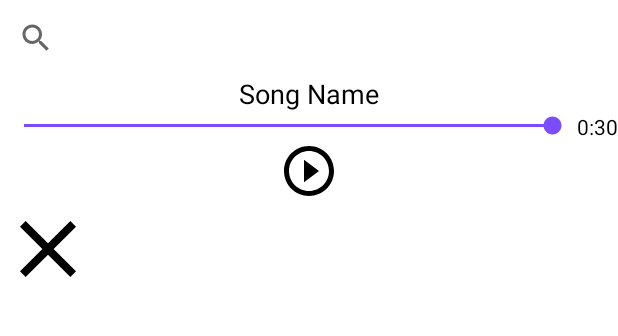
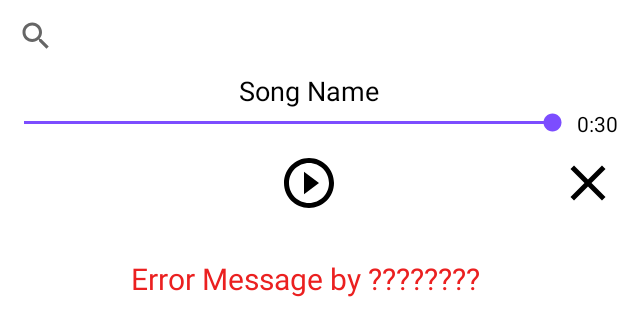
Before and after one commit to wingsum93/itune-music-mvvm, an Android app: the layout activity_search.xml on its own in the app's theme, with its tools: preview values and no code run, on a phone screen of 412 x 824 dp. Shown: the top 336 px of the screen. Run offline under Robolectric (Android 15) with nearby library versions, the phone set to English and light mode, and no system bars.

Commit message:
reformat xml layout fix error message show in search page add readme file

```diff
--- a/app/src/main/java/com/ericho/itunes_music/mp/MusicPlayer.kt
+++ b/app/src/main/java/com/ericho/itunes_music/mp/MusicPlayer.kt
@@ -28,7 +28,7 @@ class MusicPlayer : MediaPlayer(), CoroutineScope {
         setAudioStreamType(AudioManager.STREAM_MUSIC)
     }
 
-    fun loadAndPlay(url: String) {
+    fun loadAndPlay(url: String, initCompleteRunnable: Runnable? = null) {
 
         launch(Dispatchers.Main) {
             dispatchJob?.cancel()
@@ -38,6 +38,7 @@ class MusicPlayer : MediaPlayer(), CoroutineScope {
             // set new data source
 //            delay(200)
             setDataSource(url)
+            initCompleteRunnable?.run()
             withContext(Dispatchers.IO) {
                 prepare()
                 durationCopy = duration
--- a/app/src/main/java/com/ericho/itunes_music/ui/SplashAct2.kt
+++ b/app/src/main/java/com/ericho/itunes_music/ui/SplashAct2.kt
@@ -3,7 +3,6 @@ package com.ericho.itunes_music.ui
 import android.os.Bundle
 import androidx.appcompat.app.AppCompatActivity
 import com.ericho.itunes_music.R
-import me.itangqi.waveloadingview.WaveLoadingView
 
 /**
  * Created by steve_000 on 7/3/2019.
@@ -12,14 +11,11 @@ import me.itangqi.waveloadingview.WaveLoadingView
  */
 class SplashAct2 :AppCompatActivity() {
 
-    lateinit var loadingView:WaveLoadingView
 
     override fun onCreate(savedInstanceState: Bundle?) {
         super.onCreate(savedInstanceState)
         setContentView(R.layout.activity_splash2)
 
-        loadingView =  findViewById(R.id.waveLoadingView)
 
-        loadingView.startAnimation()
     }
 }
--- a/app/src/main/res/layout/activity_main.xml
+++ b/app/src/main/res/layout/activity_main.xml
@@ -16,7 +16,7 @@
         android:layout_width="match_parent"
         android:layout_height="match_parent"
         android:layout_margin="12dp"
-            android:scrollbars="none" />
+        android:scrollbars="none"/>
 
     <RelativeLayout
         android:visibility="gone"
--- a/app/src/main/res/layout/activity_search.xml
+++ b/app/src/main/res/layout/activity_search.xml
@@ -1,11 +1,12 @@
 <?xml version="1.0" encoding="utf-8"?>
-<layout xmlns:app="http://schemas.android.com/apk/res-auto" xmlns:tools="http://schemas.android.com/tools"
+<layout xmlns:app="http://schemas.android.com/apk/res-auto"
+        xmlns:tools="http://schemas.android.com/tools"
         xmlns:android="http://schemas.android.com/apk/res/android">
     <data>
-        <import type="android.view.View" />
+        <import type="android.view.View"/>
         <import type="java.lang.String"/>
         <variable
-                name="viewModel" type="com.ericho.itunes_music.ui.mainpage2.HomePageViewModel" />
+            name="viewModel" type="com.ericho.itunes_music.ui.mainpage2.HomePageViewModel"/>
 
     </data>
     <androidx.coordinatorlayout.widget.CoordinatorLayout
@@ -17,14 +18,17 @@
             android:background="#FFF"
             android:layout_height="match_parent">
 
+
             <androidx.appcompat.widget.SearchView
                 android:layout_width="match_parent"
-                    android:layout_height="50dp"
+                android:layout_height="wrap_content"
                 android:id="@+id/sv"/>
             <LinearLayout
                 android:layout_width="match_parent"
                 android:layout_height="wrap_content"
-                    android:orientation="vertical" android:id="@+id/play_group" android:visibility="visible">
+                android:orientation="vertical" android:id="@+id/play_group"
+                android:visibility="@{viewModel.showPlayerConsole ? View.VISIBLE : View.GONE}"
+                tools:visibility="visible">
                 <TextView
                     android:id="@+id/txtSound"
                     android:layout_width="wrap_content"
@@ -70,13 +74,24 @@
                         android:textColor="@android:color/black"/>
 
                 </LinearLayout>
+                <RelativeLayout android:layout_width="match_parent" android:layout_height="60dp">
                     <androidx.appcompat.widget.AppCompatImageView
                         android:layout_width="40dp" android:layout_height="40dp"
                         android:layout_gravity="center"
-                        android:src="@drawable/ic_play_circle_outline_black"/>
-                <ImageView android:layout_width="64dp"
-                           android:layout_height="64dp"
-                           android:src="@drawable/ic_close_black_24dp"/>
+                        android:src="@{ viewModel.playing? @drawable/ic_pause_circle_outline_black :@drawable/ic_play_circle_outline_black }"
+                        android:layout_centerInParent="true"
+                        tools:src="@drawable/ic_play_circle_outline_black"
+                        android:onClick="@{() -> viewModel.clickButton1()}"/>
+                    <ImageView
+                        android:layout_width="40dp"
+                        android:layout_height="40dp"
+                        android:layout_centerVertical="true"
+                        android:layout_alignParentRight="true"
+                        android:src="@drawable/ic_close_black_24dp"
+                        android:onClick="@{()->viewModel.closeMusicPlayerAndView()}"
+                    />
+                </RelativeLayout>
+
             </LinearLayout>
             <androidx.recyclerview.widget.RecyclerView
                 android:layout_below="@id/sv"
@@ -85,12 +100,9 @@
                 android:layout_height="wrap_content"
                 android:scrollbars="none"
                 app:musicData="@{viewModel.musicList}"/>
-
-
-        </LinearLayout>
             <RelativeLayout
                 android:visibility="@{viewModel.showErrorMessage ? View.VISIBLE : View.GONE}"
-                tools:visibility="invisible"
+                tools:visibility="visible"
                 android:layout_width="match_parent"
                 android:layout_height="wrap_content"
                 android:padding="20dp"
@@ -104,8 +116,10 @@
                     android:text="@{viewModel.errorMessageEvent}"
                     android:textSize="20sp"
                     android:textColor="@color/red"
-                    tools:text="Testing 1"/>
+                    tools:text="Error Message by ???????? "/>
             </RelativeLayout>
+
+        </LinearLayout>
     </androidx.coordinatorlayout.widget.CoordinatorLayout>
 
 </layout>
--- a/app/src/main/res/layout/item_music.xml
+++ b/app/src/main/res/layout/item_music.xml
@@ -40,16 +40,16 @@
                 android:layout_height="wrap_content"
                 android:text="Song Name: "
                 android:textColor="#212121"
-                android:textSize="14sp" />
+                android:textSize="14sp"/>
 
             <TextView
                 android:id="@+id/txt_artist"
                 android:layout_width="match_parent"
                 android:layout_height="wrap_content"
                 android:layout_marginTop="8dp"
-                android:text= "Artist Name: "
+                android:text="Artist Name: "
                 android:textColor="#727272"
-                android:textSize="14sp" />
+                android:textSize="14sp"/>
 
         </LinearLayout>
     </RelativeLayout>
--- a/app/src/main/res/layout/item_music2.xml
+++ b/app/src/main/res/layout/item_music2.xml
@@ -22,7 +22,7 @@
             android:id="@+id/img_icon"
             app:siBorderWidth="1dp"
             app:siBorderColor="@color/iconShadow"
-                    app:imageUrl="@{item.icon_large}" />
+            app:imageUrl="@{item.icon_large}"/>
 
         <LinearLayout
             android:layout_width="match_parent"
@@ -37,7 +37,7 @@
                 android:layout_height="wrap_content"
                 android:text="@{item.musicDisplayString}"
                 android:textColor="#212121"
-                        android:textSize="14sp" />
+                android:textSize="14sp"/>
 
             <TextView
                 android:id="@+id/txt_artist"
@@ -46,7 +46,7 @@
                 android:layout_marginTop="8dp"
                 android:text="@{item.artistDisplayString}"
                 android:textColor="#727272"
-                        android:textSize="14sp" />
+                android:textSize="14sp"/>
 
         </LinearLayout>
 
```
Also changed, not shown: app/src/main/AndroidManifest.xml (+5 -6 lines), app/src/main/java/com/ericho/itunes_music/ui/SplashActivity.kt (+3 -15 lines), app/src/main/java/com/ericho/itunes_music/ui/mainpage2/HomePageViewModel.kt (+39 -21 lines), app/src/main/java/com/ericho/itunes_music/ui/mainpage2/SearchAct.kt (+11 -5 lines), app/src/main/res/layout/activity_sound.xml (+3 -4 lines), app/src/main/res/layout/activity_splash.xml (+5 -20 lines), app/src/main/res/layout/activity_splash2.xml (+1 -18 lines), 1 other file. Lines whose indentation alone changed are shown as unchanged.
